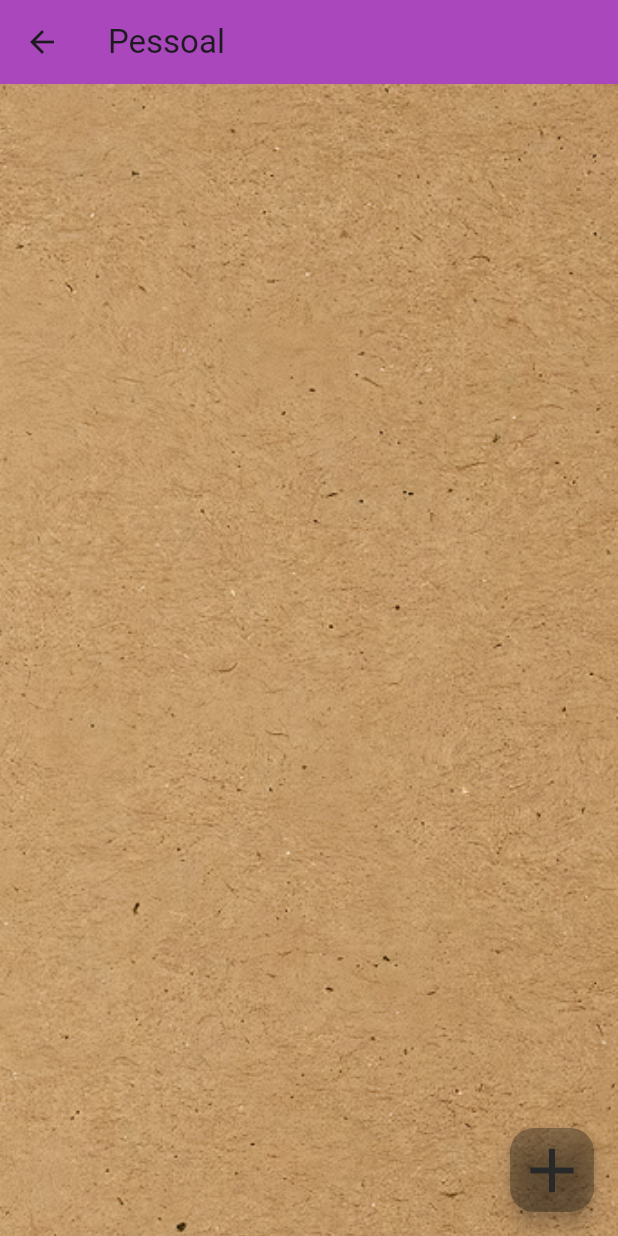
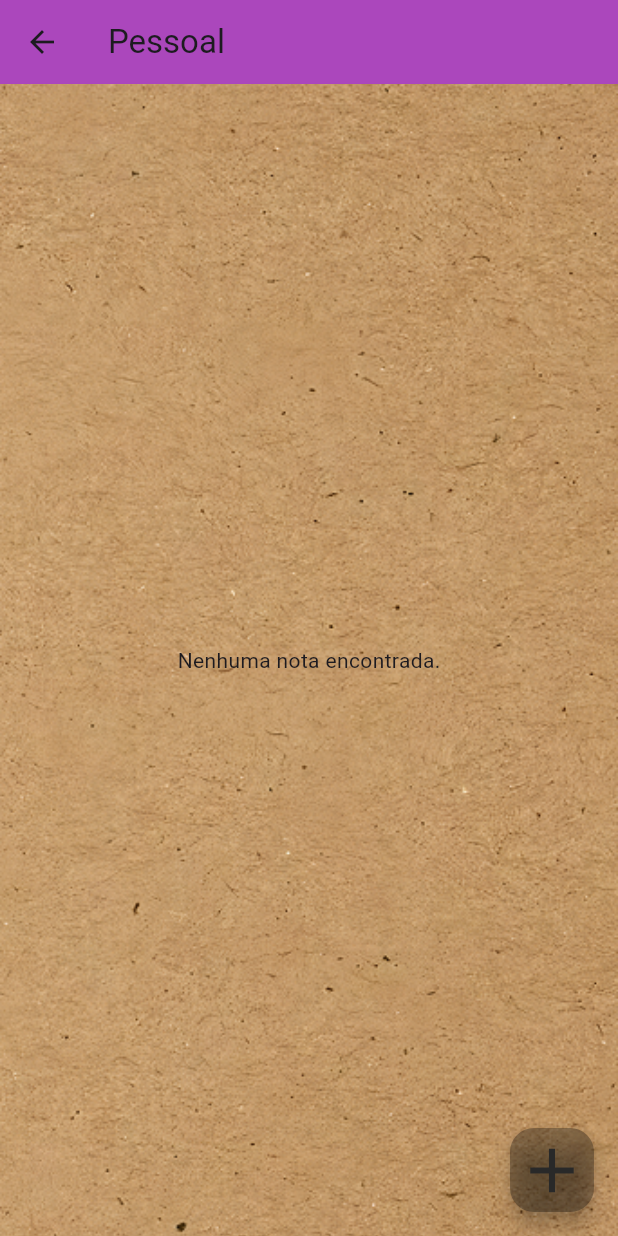
Before and after one commit to b4rradas/app_notasorg, a Flutter app: the GroupView screen opened directly, on a phone screen of 412 x 824 dp. Run offline on Flutter 3.47's test engine with Material 3 defaults, Android fonts, the phone set to English and light mode, and no system bars; our stand-ins replace cloud_firestore, device_preview, firebase_auth, firebase_core, get_it; accounts and stored records are empty.

Commit message:
integrando criação de notas para o banco de dados

```diff
--- a/lib/controller/cadastro_controller.dart
+++ b/lib/controller/cadastro_controller.dart
@@ -1,4 +1,3 @@
-import 'package:app_notasorg/model/usuario_model.dart';
 import 'package:cloud_firestore/cloud_firestore.dart';
 import 'package:firebase_auth/firebase_auth.dart';
 import 'package:flutter/material.dart';
@@ -9,8 +8,6 @@ class CadastroController {
   final TextEditingController txtCadastroNumero = TextEditingController();
   final TextEditingController txtCadastroSenha = TextEditingController();
   final TextEditingController txtCadastroConfSenha = TextEditingController();
-
-  Usuario? newUsuario;
 
   bool validateFields() {   //Validar para campo vazio
     if (txtCadastroEmail.text.isEmpty || txtCadastroNome.text.isEmpty || txtCadastroNumero.text.isEmpty
--- a/lib/model/notas_model.dart
+++ b/lib/model/notas_model.dart
@@ -1,10 +1,12 @@
 class Nota {
+  String id;
   String name;
   String priorityTag; // "Alta Prioridade", "Média Prioridade", "Baixa Prioridade"
   String group; // "Trabalho", "Pessoal", "Estudos"
   String description;
 
   Nota({
+    this.id = '',
     required this.name,
     required this.priorityTag,
     required this.group,
--- a/lib/view/group_view.dart
+++ b/lib/view/group_view.dart
@@ -12,8 +12,6 @@ class GroupView extends StatelessWidget {
 
   final NotasController controller = GetIt.I<NotasController>();
 
-
-  //Cor prioridade da nota
   Color _getPriorityColor(String priorityTag) {
     switch (priorityTag) {
       case 'Alta Prioridade':
@@ -29,8 +27,6 @@ class GroupView extends StatelessWidget {
 
   @override
   Widget build(BuildContext context) {
-    final tasks = controller.filterByGroup(groupName);
-
     return Scaffold(
       appBar: AppBar(
         leading: IconButton(
@@ -52,13 +48,33 @@ class GroupView extends StatelessWidget {
               ),
             ),
           ),
-          ListView.builder(
+          StreamBuilder<List<Nota>>(
+            stream: controller.getNotasDoUsuario(),
+            builder: (context, snapshot) {
+              if (snapshot.connectionState == ConnectionState.waiting) {
+                return const Center(child: CircularProgressIndicator());
+              }
+              if (!snapshot.hasData || snapshot.data!.isEmpty) {
+                return const Center(child: Text('Nenhuma nota encontrada.'));
+              }
+
+              final tasks = snapshot.data!
+                  .where((nota) => nota.group == groupName)
+                  .toList();
+
+              if (tasks.isEmpty) {
+                return const Center(child: Text('Nenhuma nota nesse grupo.'));
+              }
+
+              return ListView.builder(
                 itemCount: tasks.length,
                 itemBuilder: (context, index) {
                   final task = tasks[index];
                   return NotaTile(
                     task: task,
                     priorityColor: _getPriorityColor(task.priorityTag),
+                  );
+                },
               );
             },
           ),
@@ -91,6 +107,7 @@ class GroupView extends StatelessWidget {
     );
   }
 }
+
 
 class NotaTile extends StatefulWidget {
   final Nota task;
--- a/lib/view/lixeira_view.dart
+++ b/lib/view/lixeira_view.dart
@@ -13,7 +13,7 @@ class LixeiraView extends StatelessWidget {
     final deletedTasks = controller.deletedtask;
 
     void removeTask(Nota task) {
-      controller.removeTask(task);
+      controller.deleteTask(task);
       deletedTasks.remove(task);
       ScaffoldMessenger.of(context).showSnackBar(
         const SnackBar(content: Text('Tarefa removida permanentemente')),
```
Also changed, not shown: lib/controller/notas_controller.dart (+141 -18 lines), lib/model/usuario_model.dart (deleted, +0 -8 lines). Lines whose indentation alone changed are shown as unchanged.
